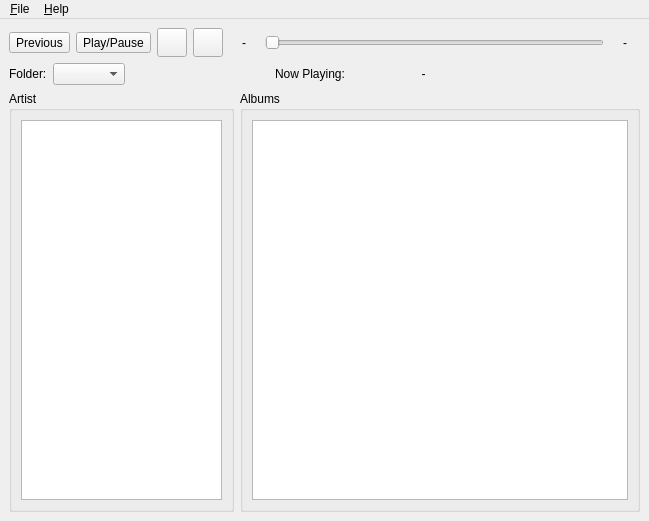
This is src/mainwindow.ui in luketpickering/QtSubsonicPlayer as Qt 5 draws it before an edit. The edited form follows.
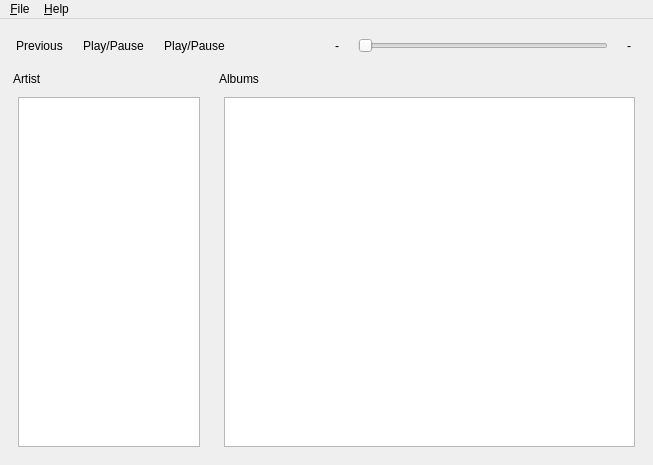
This is the edited form. Icons and pictures are not drawn.

Commit message: moved the phonon stuff to a new class changed icons and interface

```diff
--- a/src/mainwindow.ui
+++ b/src/mainwindow.ui
@@ -6,8 +6,8 @@
    <rect>
     <x>0</x>
     <y>0</y>
-    <width>594</width>
-    <height>521</height>
+    <width>598</width>
+    <height>465</height>
    </rect>
   </property>
   <property name="windowTitle">
@@ -18,17 +18,8 @@
     <normaloff>:/Application Icons/subsonic-icon.png</normaloff>:/Application Icons/subsonic-icon.png</iconset>
   </property>
   <widget class="QWidget" name="centralwidget">
-   <layout class="QGridLayout" name="gridLayout_4">
-    <item row="0" column="0">
-     <layout class="QVBoxLayout" name="verticalLayout_2">
-      <item>
-       <layout class="QGridLayout" name="gridLayout">
-        <item row="0" column="0">
-         <layout class="QVBoxLayout" name="verticalLayout">
-          <property name="sizeConstraint">
-           <enum>QLayout::SetFixedSize</enum>
-          </property>
-          <item>
+   <layout class="QGridLayout" name="gridLayout_3">
+    <item row="0" column="0" colspan="2">
            <layout class="QHBoxLayout" name="horizontalLayout_2">
             <property name="sizeConstraint">
              <enum>QLayout::SetNoConstraint</enum>
@@ -52,10 +43,13 @@
                 </property>
                 <property name="iconSize">
                  <size>
-                  <width>22</width>
-                  <height>22</height>
-                 </size>
-                </property>
+            <width>28</width>
+            <height>28</height>
+           </size>
+          </property>
+          <property name="autoRaise">
+           <bool>true</bool>
+          </property>
                </widget>
               </item>
               <item>
@@ -74,6 +68,32 @@
                  </size>
                 </property>
                 <property name="checkable">
+           <bool>false</bool>
+          </property>
+          <property name="autoRaise">
+           <bool>true</bool>
+          </property>
+         </widget>
+        </item>
+        <item>
+         <widget class="QToolButton" name="pauseButton">
+          <property name="text">
+           <string>Play/Pause</string>
+          </property>
+          <property name="icon">
+           <iconset resource="../resources/Icons.qrc">
+            <normaloff>:/Media Icons/media-playback-pause.png</normaloff>:/Media Icons/media-playback-pause.png</iconset>
+          </property>
+          <property name="iconSize">
+           <size>
+            <width>28</width>
+            <height>28</height>
+           </size>
+          </property>
+          <property name="checkable">
+           <bool>false</bool>
+          </property>
+          <property name="autoRaise">
                  <bool>true</bool>
                 </property>
                </widget>
@@ -89,10 +109,13 @@
                 </property>
                 <property name="iconSize">
                  <size>
-                  <width>22</width>
-                  <height>22</height>
-                 </size>
-                </property>
+            <width>28</width>
+            <height>28</height>
+           </size>
+          </property>
+          <property name="autoRaise">
+           <bool>true</bool>
+          </property>
                </widget>
               </item>
               <item>
@@ -106,10 +129,13 @@
                 </property>
                 <property name="iconSize">
                  <size>
-                  <width>22</width>
-                  <height>22</height>
-                 </size>
-                </property>
+            <width>28</width>
+            <height>28</height>
+           </size>
+          </property>
+          <property name="autoRaise">
+           <bool>true</bool>
+          </property>
                </widget>
               </item>
              </layout>
@@ -161,145 +187,36 @@
             </item>
            </layout>
           </item>
-          <item>
-           <layout class="QHBoxLayout" name="horizontalLayout_7">
-            <property name="sizeConstraint">
-             <enum>QLayout::SetNoConstraint</enum>
-            </property>
-            <item>
-             <layout class="QHBoxLayout" name="horizontalLayout_5">
-              <property name="sizeConstraint">
-               <enum>QLayout::SetFixedSize</enum>
-              </property>
-              <item>
-               <widget class="QLabel" name="folderLabel">
-                <property name="text">
-                 <string>Folder:</string>
-                </property>
-               </widget>
-              </item>
-              <item>
-               <widget class="QComboBox" name="folderComboBox"/>
-              </item>
-             </layout>
-            </item>
-            <item>
-             <layout class="QHBoxLayout" name="horizontalLayout_6">
-              <property name="sizeConstraint">
-               <enum>QLayout::SetFixedSize</enum>
-              </property>
-              <item>
-               <spacer name="horizontalSpacer">
-                <property name="orientation">
-                 <enum>Qt::Horizontal</enum>
-                </property>
-                <property name="sizeHint" stdset="0">
-                 <size>
-                  <width>40</width>
-                  <height>20</height>
-                 </size>
-                </property>
-               </spacer>
-              </item>
-              <item>
-               <widget class="QLabel" name="nowPlayingLabel_2">
+    <item row="1" column="1">
+     <widget class="QDockWidget" name="albumsDockWidget">
                 <property name="sizePolicy">
-                 <sizepolicy hsizetype="Minimum" vsizetype="Minimum">
+       <sizepolicy hsizetype="Expanding" vsizetype="Expanding">
                   <horstretch>0</horstretch>
                   <verstretch>0</verstretch>
                  </sizepolicy>
                 </property>
-                <property name="text">
-                 <string>Now Playing:</string>
-                </property>
-                <property name="alignment">
-                 <set>Qt::AlignCenter</set>
-                </property>
-               </widget>
-              </item>
-              <item>
-               <widget class="QLabel" name="nowPlayingLabel">
-                <property name="sizePolicy">
-                 <sizepolicy hsizetype="Expanding" vsizetype="Preferred">
-                  <horstretch>0</horstretch>
-                  <verstretch>0</verstretch>
-                 </sizepolicy>
-                </property>
-                <property name="text">
-                 <string>-</string>
-                </property>
-                <property name="alignment">
-                 <set>Qt::AlignCenter</set>
-                </property>
-               </widget>
-              </item>
-              <item>
-               <spacer name="horizontalSpacer_2">
-                <property name="orientation">
-                 <enum>Qt::Horizontal</enum>
-                </property>
-                <property name="sizeHint" stdset="0">
-                 <size>
-                  <width>40</width>
-                  <height>20</height>
-                 </size>
-                </property>
-               </spacer>
-              </item>
-             </layout>
-            </item>
-           </layout>
-          </item>
-         </layout>
-        </item>
-       </layout>
-      </item>
-      <item>
-       <layout class="QHBoxLayout" name="horizontalLayout_3">
-        <item>
-         <widget class="QGroupBox" name="artistGroupBox">
-          <property name="sizePolicy">
-           <sizepolicy hsizetype="MinimumExpanding" vsizetype="MinimumExpanding">
-            <horstretch>0</horstretch>
-            <verstretch>0</verstretch>
-           </sizepolicy>
-          </property>
-          <property name="minimumSize">
-           <size>
-            <width>225</width>
-            <height>400</height>
-           </size>
-          </property>
-          <property name="maximumSize">
-           <size>
-            <width>225</width>
-            <height>16777215</height>
-           </size>
-          </property>
-          <property name="title">
-           <string>Artist</string>
-          </property>
-          <layout class="QGridLayout" name="gridLayout_2">
-           <item row="0" column="1">
-            <widget class="QListWidget" name="listWidget"/>
-           </item>
-          </layout>
-         </widget>
-        </item>
-        <item>
-         <widget class="QGroupBox" name="albumGroupBox">
-          <property name="minimumSize">
-           <size>
-            <width>400</width>
-            <height>400</height>
-           </size>
-          </property>
-          <property name="title">
+      <property name="features">
+       <set>QDockWidget::NoDockWidgetFeatures</set>
+      </property>
+      <property name="windowTitle">
            <string>Albums</string>
           </property>
-          <layout class="QGridLayout" name="gridLayout_3">
+      <widget class="QWidget" name="dockWidgetContents_3">
+       <layout class="QGridLayout" name="gridLayout_2">
            <item row="0" column="0">
             <widget class="QTreeWidget" name="treeWidget">
+          <property name="sizePolicy">
+           <sizepolicy hsizetype="Expanding" vsizetype="Expanding">
+            <horstretch>0</horstretch>
+            <verstretch>0</verstretch>
+           </sizepolicy>
+          </property>
+          <property name="minimumSize">
+           <size>
+            <width>0</width>
+            <height>0</height>
+           </size>
+          </property>
              <property name="frameShape">
               <enum>QFrame::StyledPanel</enum>
              </property>
@@ -313,10 +230,58 @@
            </item>
           </layout>
          </widget>
-        </item>
-       </layout>
-      </item>
-     </layout>
+     </widget>
+    </item>
+    <item row="1" column="0">
+     <widget class="QDockWidget" name="artistDockWidget">
+      <property name="sizePolicy">
+       <sizepolicy hsizetype="Fixed" vsizetype="Expanding">
+        <horstretch>0</horstretch>
+        <verstretch>0</verstretch>
+       </sizepolicy>
+      </property>
+      <property name="minimumSize">
+       <size>
+        <width>200</width>
+        <height>118</height>
+       </size>
+      </property>
+      <property name="maximumSize">
+       <size>
+        <width>200</width>
+        <height>524287</height>
+       </size>
+      </property>
+      <property name="features">
+       <set>QDockWidget::NoDockWidgetFeatures</set>
+      </property>
+      <property name="windowTitle">
+       <string>Artist</string>
+      </property>
+      <widget class="QWidget" name="dockWidgetContents_2">
+       <layout class="QGridLayout" name="gridLayout">
+        <item row="0" column="0">
+         <widget class="QListWidget" name="listWidget">
+          <property name="sizePolicy">
+           <sizepolicy hsizetype="Expanding" vsizetype="Expanding">
+            <horstretch>0</horstretch>
+            <verstretch>0</verstretch>
+           </sizepolicy>
+          </property>
+          <property name="minimumSize">
+           <size>
+            <width>0</width>
+            <height>0</height>
+           </size>
+          </property>
+         </widget>
+        </item>
+       </layout>
+       <zorder></zorder>
+       <zorder></zorder>
+       <zorder>listWidget</zorder>
+      </widget>
+     </widget>
     </item>
    </layout>
   </widget>
@@ -325,7 +290,7 @@
     <rect>
      <x>0</x>
      <y>0</y>
-     <width>594</width>
+     <width>598</width>
      <height>22</height>
     </rect>
    </property>
```
Lines whose indentation alone changed are shown as unchanged. The commit also changes 14 other files.
